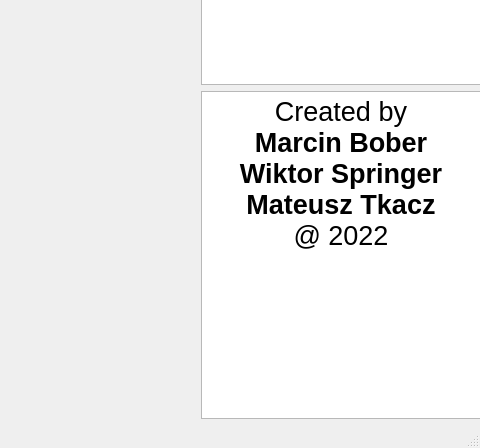
Before: the Qt Designer form AGV_Manager/ui/mainwindow.ui in mbober1/AGV_Manager, drawn with Qt 5; both pictures show x 800 to 1280 and y 272 to 720 of the 1280 by 720 pixel window.
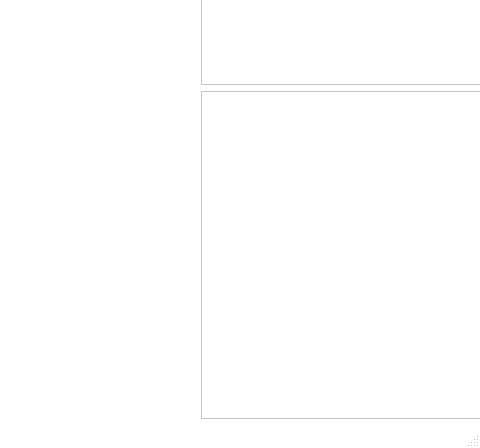
After: the same form once the commit is applied. Icons and pictures are not drawn.

What changed in the file:
```diff
--- a/AGV_Manager/ui/mainwindow.ui
+++ b/AGV_Manager/ui/mainwindow.ui
@@ -22,6 +22,421 @@
     <height>720</height>
    </size>
   </property>
+  <property name="palette">
+   <palette>
+    <active>
+     <colorrole role="WindowText">
+      <brush brushstyle="SolidPattern">
+       <color alpha="255">
+        <red>255</red>
+        <green>255</green>
+        <blue>255</blue>
+       </color>
+      </brush>
+     </colorrole>
+     <colorrole role="Button">
+      <brush brushstyle="SolidPattern">
+       <color alpha="255">
+        <red>66</red>
+        <green>66</green>
+        <blue>66</blue>
+       </color>
+      </brush>
+     </colorrole>
+     <colorrole role="Light">
+      <brush brushstyle="SolidPattern">
+       <color alpha="255">
+        <red>97</red>
+        <green>97</green>
+        <blue>97</blue>
+       </color>
+      </brush>
+     </colorrole>
+     <colorrole role="Midlight">
+      <brush brushstyle="SolidPattern">
+       <color alpha="255">
+        <red>82</red>
+        <green>82</green>
+        <blue>82</blue>
+       </color>
+      </brush>
+     </colorrole>
+     <colorrole role="Dark">
+      <brush brushstyle="SolidPattern">
+       <color alpha="255">
+        <red>33</red>
+        <green>33</green>
+        <blue>33</blue>
+       </color>
+      </brush>
+     </colorrole>
+     <colorrole role="Mid">
+      <brush brushstyle="SolidPattern">
+       <color alpha="255">
+        <red>44</red>
+        <green>44</green>
+        <blue>44</blue>
+       </color>
+      </brush>
+     </colorrole>
+     <colorrole role="Text">
+      <brush brushstyle="SolidPattern">
+       <color alpha="255">
+        <red>255</red>
+        <green>255</green>
+        <blue>255</blue>
+       </color>
+      </brush>
+     </colorrole>
+     <colorrole role="BrightText">
+      <brush brushstyle="SolidPattern">
+       <color alpha="255">
+        <red>255</red>
+        <green>255</green>
+        <blue>255</blue>
+       </color>
+      </brush>
+     </colorrole>
+     <colorrole role="ButtonText">
+      <brush brushstyle="SolidPattern">
+       <color alpha="255">
+        <red>255</red>
+        <green>255</green>
+        <blue>255</blue>
+       </color>
+      </brush>
+     </colorrole>
+     <colorrole role="Base">
+      <brush brushstyle="SolidPattern">
+       <color alpha="255">
+        <red>97</red>
+        <green>97</green>
+        <blue>97</blue>
+       </color>
+      </brush>
+     </colorrole>
+     <colorrole role="Window">
+      <brush brushstyle="SolidPattern">
+       <color alpha="255">
+        <red>66</red>
+        <green>66</green>
+        <blue>66</blue>
+       </color>
+      </brush>
+     </colorrole>
+     <colorrole role="Shadow">
+      <brush brushstyle="SolidPattern">
+       <color alpha="255">
+        <red>0</red>
+        <green>0</green>
+        <blue>0</blue>
+       </color>
+      </brush>
+     </colorrole>
+     <colorrole role="Highlight">
+      <brush brushstyle="SolidPattern">
+       <color alpha="255">
+        <red>97</red>
+        <green>97</green>
+        <blue>97</blue>
+       </color>
+      </brush>
+     </colorrole>
+     <colorrole role="AlternateBase">
+      <brush brushstyle="SolidPattern">
+       <color alpha="255">
+        <red>97</red>
+        <green>97</green>
+        <blue>97</blue>
+       </color>
+      </brush>
+     </colorrole>
+     <colorrole role="ToolTipBase">
+      <brush brushstyle="SolidPattern">
+       <color alpha="255">
+        <red>255</red>
+        <green>255</green>
+        <blue>220</blue>
+       </color>
+      </brush>
+     </colorrole>
+    </active>
+    <inactive>
+     <colorrole role="WindowText">
+      <brush brushstyle="SolidPattern">
+       <color alpha="255">
+        <red>0</red>
+        <green>0</green>
+        <blue>0</blue>
+       </color>
+      </brush>
+     </colorrole>
+     <colorrole role="Button">
+      <brush brushstyle="SolidPattern">
+       <color alpha="255">
+        <red>255</red>
+        <green>255</green>
+        <blue>255</blue>
+       </color>
+      </brush>
+     </colorrole>
+     <colorrole role="Light">
+      <brush brushstyle="SolidPattern">
+       <color alpha="255">
+        <red>81</red>
+        <green>81</green>
+        <blue>81</blue>
+       </color>
+      </brush>
+     </colorrole>
+     <colorrole role="Midlight">
+      <brush brushstyle="SolidPattern">
+       <color alpha="255">
+        <red>68</red>
+        <green>68</green>
+        <blue>68</blue>
+       </color>
+      </brush>
+     </colorrole>
+     <colorrole role="Dark">
+      <brush brushstyle="SolidPattern">
+       <color alpha="255">
+        <red>209</red>
+        <green>207</green>
+        <blue>207</blue>
+       </color>
+      </brush>
+     </colorrole>
+     <colorrole role="Mid">
+      <brush brushstyle="SolidPattern">
+       <color alpha="255">
+        <red>42</red>
+        <green>42</green>
+        <blue>42</blue>
+       </color>
+      </brush>
+     </colorrole>
+     <colorrole role="Text">
+      <brush brushstyle="SolidPattern">
+       <color alpha="255">
+        <red>0</red>
+        <green>0</green>
+        <blue>0</blue>
+       </color>
+      </brush>
+     </colorrole>
+     <colorrole role="BrightText">
+      <brush brushstyle="SolidPattern">
+       <color alpha="170">
+        <red>31</red>
+        <green>117</green>
+        <blue>204</blue>
+       </color>
+      </brush>
+     </colorrole>
+     <colorrole role="ButtonText">
+      <brush brushstyle="SolidPattern">
+       <color alpha="255">
+        <red>0</red>
+        <green>0</green>
+        <blue>0</blue>
+       </color>
+      </brush>
+     </colorrole>
+     <colorrole role="Base">
+      <brush brushstyle="SolidPattern">
+       <color alpha="255">
+        <red>255</red>
+        <green>255</green>
+        <blue>255</blue>
+       </color>
+      </brush>
+     </colorrole>
+     <colorrole role="Window">
+      <brush brushstyle="SolidPattern">
+       <color alpha="255">
+        <red>255</red>
+        <green>255</green>
+        <blue>255</blue>
+       </color>
+      </brush>
+     </colorrole>
+     <colorrole role="Shadow">
+      <brush brushstyle="SolidPattern">
+       <color alpha="25">
+        <red>0</red>
+        <green>0</green>
+        <blue>0</blue>
+       </color>
+      </brush>
+     </colorrole>
+     <colorrole role="Highlight">
+      <brush brushstyle="SolidPattern">
+       <color alpha="255">
+        <red>4</red>
+        <green>146</green>
+        <blue>201</blue>
+       </color>
+      </brush>
+     </colorrole>
+     <colorrole role="AlternateBase">
+      <brush brushstyle="SolidPattern">
+       <color alpha="255">
+        <red>255</red>
+        <green>255</green>
+        <blue>255</blue>
+       </color>
+      </brush>
+     </colorrole>
+     <colorrole role="ToolTipBase">
+      <brush brushstyle="SolidPattern">
+       <color alpha="255">
+        <red>255</red>
+        <green>255</green>
+        <blue>255</blue>
+       </color>
+      </brush>
+     </colorrole>
+    </inactive>
+    <disabled>
+     <colorrole role="WindowText">
+      <brush brushstyle="SolidPattern">
+       <color alpha="255">
+        <red>33</red>
+        <green>33</green>
+        <blue>33</blue>
+       </color>
+      </brush>
+     </colorrole>
+     <colorrole role="Button">
+      <brush brushstyle="SolidPattern">
+       <color alpha="255">
+        <red>66</red>
+        <green>66</green>
+        <blue>66</blue>
+       </color>
+      </brush>
+     </colorrole>
+     <colorrole role="Light">
+      <brush brushstyle="SolidPattern">
+       <color alpha="255">
+        <red>97</red>
+        <green>97</green>
+        <blue>97</blue>
+       </color>
+      </brush>
+     </colorrole>
+     <colorrole role="Midlight">
+      <brush brushstyle="SolidPattern">
+       <color alpha="255">
+        <red>82</red>
+        <green>82</green>
+        <blue>82</blue>
+       </color>
+      </brush>
+     </colorrole>
+     <colorrole role="Dark">
+      <brush brushstyle="SolidPattern">
+       <color alpha="255">
+        <red>33</red>
+        <green>33</green>
+        <blue>33</blue>
+       </color>
+      </brush>
+     </colorrole>
+     <colorrole role="Mid">
+      <brush brushstyle="SolidPattern">
+       <color alpha="255">
+        <red>44</red>
+        <green>44</green>
+        <blue>44</blue>
+       </color>
+      </brush>
+     </colorrole>
+     <colorrole role="Text">
+      <brush brushstyle="SolidPattern">
+       <color alpha="255">
+        <red>33</red>
+        <green>33</green>
+        <blue>33</blue>
+       </color>
+      </brush>
+     </colorrole>
+     <colorrole role="BrightText">
+      <brush brushstyle="SolidPattern">
+       <color alpha="170">
+        <red>31</red>
+        <green>117</green>
+        <blue>204</blue>
+       </color>
+      </brush>
+     </colorrole>
+     <colorrole role="ButtonText">
+      <brush brushstyle="SolidPattern">
+       <color alpha="255">
+        <red>33</red>
+        <green>33</green>
+        <blue>33</blue>
+       </color>
+      </brush>
+     </colorrole>
+     <colorrole role="Base">
+      <brush brushstyle="SolidPattern">
+       <color alpha="255">
+        <red>66</red>
+        <green>66</green>
+        <blue>66</blue>
+       </color>
+      </brush>
+     </colorrole>
+     <colorrole role="Window">
+      <brush brushstyle="SolidPattern">
+       <color alpha="255">
+        <red>66</red>
+        <green>66</green>
+        <blue>66</blue>
+       </color>
+      </brush>
+     </colorrole>
+     <colorrole role="Shadow">
+      <brush brushstyle="SolidPattern">
+       <color alpha="25">
+        <red>0</red>
+        <green>0</green>
+        <blue>0</blue>
+       </color>
+      </brush>
+     </colorrole>
+     <colorrole role="Highlight">
+      <brush brushstyle="SolidPattern">
+       <color alpha="255">
+        <red>4</red>
+        <green>146</green>
+        <blue>201</blue>
+       </color>
+      </brush>
+     </colorrole>
+     <colorrole role="AlternateBase">
+      <brush brushstyle="SolidPattern">
+       <color alpha="255">
+        <red>255</red>
+        <green>255</green>
+        <blue>255</blue>
+       </color>
+      </brush>
+     </colorrole>
+     <colorrole role="ToolTipBase">
+      <brush brushstyle="SolidPattern">
+       <color alpha="255">
+        <red>255</red>
+        <green>255</green>
+        <blue>255</blue>
+       </color>
+      </brush>
+     </colorrole>
+    </disabled>
+   </palette>
+  </property>
   <property name="windowTitle">
    <string>Warehouse Manager</string>
   </property>
@@ -30,6 +445,313 @@
     <normaloff>:/icon/resources/icons/warehouse.png</normaloff>:/icon/resources/icons/warehouse.png</iconset>
   </property>
   <widget class="QWidget" name="centralwidget">
+   <property name="palette">
+    <palette>
+     <active>
+      <colorrole role="Button">
+       <brush brushstyle="SolidPattern">
+        <color alpha="255">
+         <red>224</red>
+         <green>224</green>
+         <blue>224</blue>
+        </color>
+       </brush>
+      </colorrole>
+      <colorrole role="Light">
+       <brush brushstyle="SolidPattern">
+        <color alpha="255">
+         <red>255</red>
+         <green>255</green>
+         <blue>255</blue>
+        </color>
+       </brush>
+      </colorrole>
+      <colorrole role="Midlight">
+       <brush brushstyle="SolidPattern">
+        <color alpha="255">
+         <red>239</red>
+         <green>239</green>
+         <blue>239</blue>
+        </color>
+       </brush>
+      </colorrole>
+      <colorrole role="Dark">
+       <brush brushstyle="SolidPattern">
+        <color alpha="255">
+         <red>112</red>
+         <green>112</green>
+         <blue>112</blue>
+        </color>
+       </brush>
+      </colorrole>
+      <colorrole role="Mid">
+       <brush brushstyle="SolidPattern">
+        <color alpha="255">
+         <red>149</red>
+         <green>149</green>
+         <blue>149</blue>
+        </color>
+       </brush>
+      </colorrole>
+      <colorrole role="BrightText">
+       <brush brushstyle="SolidPattern">
+        <color alpha="255">
+         <red>255</red>
+         <green>255</green>
+         <blue>255</blue>
+        </color>
+       </brush>
+      </colorrole>
+      <colorrole role="ButtonText">
+       <brush brushstyle="SolidPattern">
+        <color alpha="255">
+         <red>255</red>
+         <green>255</green>
+         <blue>255</blue>
+        </color>
+       </brush>
+      </colorrole>
+      <colorrole role="Window">
+       <brush brushstyle="SolidPattern">
+        <color alpha="255">
+         <red>224</red>
+         <green>224</green>
+         <blue>224</blue>
+        </color>
+       </brush>
+      </colorrole>
+      <colorrole role="Shadow">
+       <brush brushstyle="SolidPattern">
+        <color alpha="255">
+         <red>0</red>
+         <green>0</green>
+         <blue>0</blue>
+        </color>
+       </brush>
+      </colorrole>
+      <colorrole role="AlternateBase">
+       <brush brushstyle="SolidPattern">
+        <color alpha="255">
+         <red>239</red>
+         <green>239</green>
+         <blue>239</blue>
+        </color>
+       </brush>
+      </colorrole>
+      <colorrole role="ToolTipBase">
+       <brush brushstyle="SolidPattern">
+        <color alpha="255">
+         <red>255</red>
+         <green>255</green>
+         <blue>220</blue>
+        </color>
+       </brush>
+      </colorrole>
+     </active>
+     <inactive>
+      <colorrole role="Button">
+       <brush brushstyle="SolidPattern">
+        <color alpha="255">
+         <red>255</red>
+         <green>255</green>
+         <blue>255</blue>
+        </color>
+       </brush>
+      </colorrole>
+      <colorrole role="Light">
+       <brush brushstyle="SolidPattern">
+        <color alpha="255">
+         <red>81</red>
+         <green>81</green>
+         <blue>81</blue>
+        </color>
+       </brush>
+      </colorrole>
+      <colorrole role="Midlight">
+       <brush brushstyle="SolidPattern">
+        <color alpha="255">
+         <red>68</red>
+         <green>68</green>
+         <blue>68</blue>
+        </color>
+       </brush>
+      </colorrole>
+      <colorrole role="Dark">
+       <brush brushstyle="SolidPattern">
+        <color alpha="255">
+         <red>209</red>
+         <green>207</green>
+         <blue>207</blue>
+        </color>
+       </brush>
+      </colorrole>
+      <colorrole role="Mid">
+       <brush brushstyle="SolidPattern">
+        <color alpha="255">
+         <red>42</red>
+         <green>42</green>
+         <blue>42</blue>
+        </color>
+       </brush>
+      </colorrole>
+      <colorrole role="BrightText">
+       <brush brushstyle="SolidPattern">
+        <color alpha="170">
+         <red>31</red>
+         <green>117</green>
+         <blue>204</blue>
+        </color>
+       </brush>
+      </colorrole>
+      <colorrole role="ButtonText">
+       <brush brushstyle="SolidPattern">
+        <color alpha="255">
+         <red>0</red>
+         <green>0</green>
+         <blue>0</blue>
+        </color>
+       </brush>
+      </colorrole>
+      <colorrole role="Window">
+       <brush brushstyle="SolidPattern">
+        <color alpha="255">
+         <red>255</red>
+         <green>255</green>
+         <blue>255</blue>
+        </color>
+       </brush>
+      </colorrole>
+      <colorrole role="Shadow">
+       <brush brushstyle="SolidPattern">
+        <color alpha="25">
+         <red>0</red>
+         <green>0</green>
+         <blue>0</blue>
+        </color>
+       </brush>
+      </colorrole>
+      <colorrole role="AlternateBase">
+       <brush brushstyle="SolidPattern">
+        <color alpha="255">
+         <red>255</red>
+         <green>255</green>
+         <blue>255</blue>
+        </color>
+       </brush>
+      </colorrole>
+      <colorrole role="ToolTipBase">
+       <brush brushstyle="SolidPattern">
+        <color alpha="255">
+         <red>255</red>
+         <green>255</green>
+         <blue>255</blue>
+        </color>
+       </brush>
+      </colorrole>
+     </inactive>
+     <disabled>
+      <colorrole role="Button">
+       <brush brushstyle="SolidPattern">
+        <color alpha="255">
+         <red>224</red>
+         <green>224</green>
+         <blue>224</blue>
+        </color>
+       </brush>
+      </colorrole>
+      <colorrole role="Light">
+       <brush brushstyle="SolidPattern">
+        <color alpha="255">
+         <red>99</red>
+         <green>99</green>
+         <blue>99</blue>
+        </color>
+       </brush>
+      </colorrole>
+      <colorrole role="Midlight">
+       <brush brushstyle="SolidPattern">
+        <color alpha="255">
+         <red>239</red>
+         <green>239</green>
+         <blue>239</blue>
+        </color>
+       </brush>
+      </colorrole>
+      <colorrole role="Dark">
+       <brush brushstyle="SolidPattern">
+        <color alpha="255">
+         <red>112</red>
+         <green>112</green>
+         <blue>112</blue>
+        </color>
+       </brush>
+      </colorrole>
+      <colorrole role="Mid">
+       <brush brushstyle="SolidPattern">
+        <color alpha="255">
+         <red>149</red>
+         <green>149</green>
+         <blue>149</blue>
+        </color>
+       </brush>
+      </colorrole>
+      <colorrole role="BrightText">
+       <brush brushstyle="SolidPattern">
+        <color alpha="170">
+         <red>31</red>
+         <green>117</green>
+         <blue>204</blue>
+        </color>
+       </brush>
+      </colorrole>
+      <colorrole role="ButtonText">
+       <brush brushstyle="SolidPattern">
+        <color alpha="255">
+         <red>112</red>
+         <green>112</green>
+         <blue>112</blue>
+        </color>
+       </brush>
+      </colorrole>
+      <colorrole role="Window">
+       <brush brushstyle="SolidPattern">
+        <color alpha="255">
+         <red>224</red>
+         <green>224</green>
+         <blue>224</blue>
+        </color>
+       </brush>
+      </colorrole>
+      <colorrole role="Shadow">
+       <brush brushstyle="SolidPattern">
+        <color alpha="25">
+         <red>0</red>
+         <green>0</green>
+         <blue>0</blue>
+        </color>
+       </brush>
+      </colorrole>
+      <colorrole role="AlternateBase">
+       <brush brushstyle="SolidPattern">
+        <color alpha="255">
+         <red>255</red>
+         <green>255</green>
+         <blue>255</blue>
+        </color>
+       </brush>
+      </colorrole>
+      <colorrole role="ToolTipBase">
+       <brush brushstyle="SolidPattern">
+        <color alpha="255">
+         <red>255</red>
+         <green>255</green>
+         <blue>255</blue>
+        </color>
+       </brush>
+      </colorrole>
+     </disabled>
+    </palette>
+   </property>
    <widget class="QWidget" name="horizontalLayoutWidget">
     <property name="geometry">
      <rect>
@@ -105,14 +827,15 @@
          </property>
          <property name="html">
           <string>&lt;!DOCTYPE HTML PUBLIC &quot;-//W3C//DTD HTML 4.0//EN&quot; &quot;http://www.w3.org/TR/REC-html40/strict.dtd&quot;&gt;
-&lt;html&gt;&lt;head&gt;&lt;meta name=&quot;qrichtext&quot; content=&quot;1&quot; /&gt;&lt;style type=&quot;text/css&quot;&gt;
+&lt;html&gt;&lt;head&gt;&lt;meta name=&quot;qrichtext&quot; content=&quot;1&quot; /&gt;&lt;meta charset=&quot;utf-8&quot; /&gt;&lt;style type=&quot;text/css&quot;&gt;
 p, li { white-space: pre-wrap; }
+hr { height: 1px; border-width: 0; }
 &lt;/style&gt;&lt;/head&gt;&lt;body style=&quot; font-family:'Noto Sans'; font-size:10pt; font-weight:400; font-style:normal;&quot;&gt;
-&lt;p align=&quot;center&quot; style=&quot; margin-top:0px; margin-bottom:0px; margin-left:0px; margin-right:0px; -qt-block-indent:0; text-indent:0px;&quot;&gt;&lt;span style=&quot; font-size:20pt;&quot;&gt;Created by&lt;/span&gt;&lt;/p&gt;
-&lt;p align=&quot;center&quot; style=&quot; margin-top:0px; margin-bottom:0px; margin-left:0px; margin-right:0px; -qt-block-indent:0; text-indent:0px;&quot;&gt;&lt;span style=&quot; font-size:20pt; font-weight:600;&quot;&gt;Marcin Bober&lt;/span&gt;&lt;/p&gt;
-&lt;p align=&quot;center&quot; style=&quot; margin-top:0px; margin-bottom:0px; margin-left:0px; margin-right:0px; -qt-block-indent:0; text-indent:0px;&quot;&gt;&lt;span style=&quot; font-size:20pt; font-weight:600;&quot;&gt;Wiktor Springer&lt;/span&gt;&lt;/p&gt;
-&lt;p align=&quot;center&quot; style=&quot; margin-top:0px; margin-bottom:0px; margin-left:0px; margin-right:0px; -qt-block-indent:0; text-indent:0px;&quot;&gt;&lt;span style=&quot; font-size:20pt; font-weight:600;&quot;&gt;Mateusz Tkacz&lt;/span&gt;&lt;/p&gt;
-&lt;p align=&quot;center&quot; style=&quot; margin-top:0px; margin-bottom:0px; margin-left:0px; margin-right:0px; -qt-block-indent:0; text-indent:0px;&quot;&gt;&lt;span style=&quot; font-size:20pt;&quot;&gt;@ 2022&lt;/span&gt;&lt;/p&gt;&lt;/body&gt;&lt;/html&gt;</string>
+&lt;p align=&quot;center&quot; style=&quot; margin-top:0px; margin-bottom:0px; margin-left:0px; margin-right:0px; -qt-block-indent:0; text-indent:0px;&quot;&gt;&lt;span style=&quot; font-size:20pt; color:#ffffff;&quot;&gt;Created by&lt;/span&gt;&lt;/p&gt;
+&lt;p align=&quot;center&quot; style=&quot; margin-top:0px; margin-bottom:0px; margin-left:0px; margin-right:0px; -qt-block-indent:0; text-indent:0px;&quot;&gt;&lt;span style=&quot; font-size:20pt; font-weight:600; color:#ffffff;&quot;&gt;Marcin Bober&lt;/span&gt;&lt;/p&gt;
+&lt;p align=&quot;center&quot; style=&quot; margin-top:0px; margin-bottom:0px; margin-left:0px; margin-right:0px; -qt-block-indent:0; text-indent:0px;&quot;&gt;&lt;span style=&quot; font-size:20pt; font-weight:600; color:#ffffff;&quot;&gt;Wiktor Springer&lt;/span&gt;&lt;/p&gt;
+&lt;p align=&quot;center&quot; style=&quot; margin-top:0px; margin-bottom:0px; margin-left:0px; margin-right:0px; -qt-block-indent:0; text-indent:0px;&quot;&gt;&lt;span style=&quot; font-size:20pt; font-weight:600; color:#ffffff;&quot;&gt;Mateusz Tkacz&lt;/span&gt;&lt;/p&gt;
+&lt;p align=&quot;center&quot; style=&quot; margin-top:0px; margin-bottom:0px; margin-left:0px; margin-right:0px; -qt-block-indent:0; text-indent:0px;&quot;&gt;&lt;span style=&quot; font-size:20pt; color:#ffffff;&quot;&gt;@ 2022&lt;/span&gt;&lt;/p&gt;&lt;/body&gt;&lt;/html&gt;</string>
          </property>
         </widget>
        </item>
```
